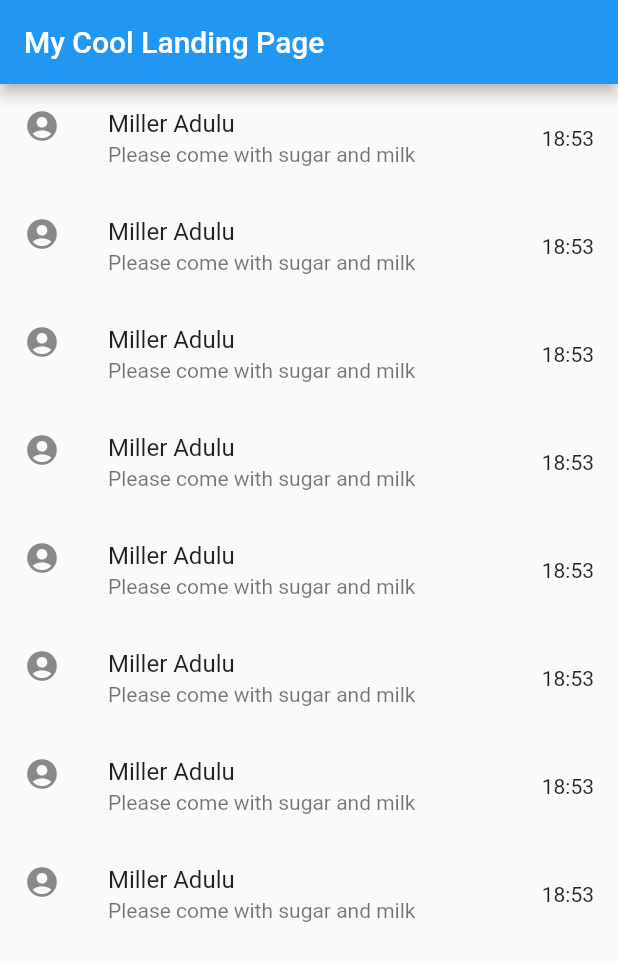
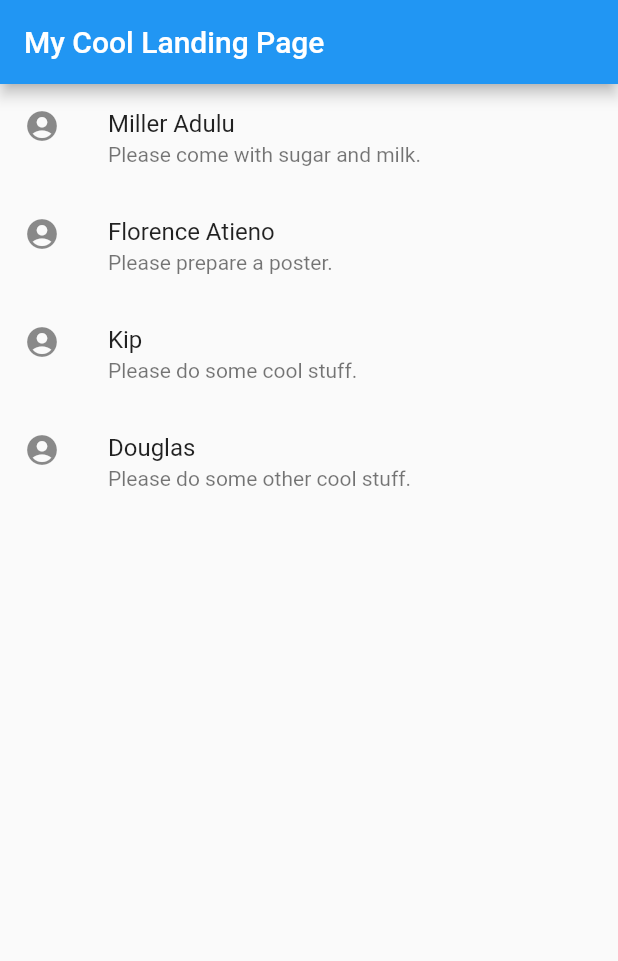
Before and after one commit to MillerAdulu/animated-octo-fishstick, a Flutter app: the screen it shows after launch, on a phone screen of 412 x 824 dp. Shown: the top 961 px of the screen. Run offline on Flutter 3.47's test engine with Material 2 defaults, Android fonts, the phone set to English and light mode, and no system bars.

Commit message:
Move messages to a variable

```diff
--- a/lib/main.dart
+++ b/lib/main.dart
@@ -1,4 +1,5 @@
 import 'package:flutter/material.dart';
+import 'package:form_app/message.dart';
 
 void main() {
   runApp(const MyApp());
@@ -18,8 +19,20 @@ class MyApp extends StatelessWidget {
   }
 }
 
-class MyCoolLandingPage extends StatelessWidget {
+class MyCoolLandingPage extends StatefulWidget {
   const MyCoolLandingPage({super.key});
+
+  @override
+  State<MyCoolLandingPage> createState() => _MyCoolLandingPageState();
+}
+
+class _MyCoolLandingPageState extends State<MyCoolLandingPage> {
+  final messages = [
+    Message('Miller Adulu', 'Please come with sugar and milk.'),
+    Message('Florence Atieno', 'Please prepare a poster.'),
+    Message('Kip', 'Please do some cool stuff.'),
+    Message('Douglas', 'Please do some other cool stuff.'),
+  ];
 
   @override
   Widget build(BuildContext context) {
@@ -28,72 +41,14 @@ class MyCoolLandingPage extends StatelessWidget {
         title: const Text('My Cool Landing Page'),
       ),
       body: Center(
-        child: ListView(children: const [
-          ListTile(
-            leading: Icon(Icons.account_circle),
-            title: Text('Miller Adulu'),
-            subtitle: Text(
-              'Please come with sugar and milk',
-            ),
-            trailing: Text('18:53'),
+        child: ListView.builder(
+          itemBuilder: (context, index) => ListTile(
+            leading: const Icon(Icons.account_circle),
+            title: Text(messages[index].name),
+            subtitle: Text(messages[index].message),
           ),
-          ListTile(
-            leading: Icon(Icons.account_circle),
-            title: Text('Miller Adulu'),
-            subtitle: Text(
-              'Please come with sugar and milk',
-            ),
-            trailing: Text('18:53'),
-          ),
-          ListTile(
-            leading: Icon(Icons.account_circle),
-            title: Text('Miller Adulu'),
-            subtitle: Text(
-              'Please come with sugar and milk',
-            ),
-            trailing: Text('18:53'),
-          ),
-          ListTile(
-            leading: Icon(Icons.account_circle),
-            title: Text('Miller Adulu'),
-            subtitle: Text(
-              'Please come with sugar and milk',
-            ),
-            trailing: Text('18:53'),
-          ),
-          ListTile(
-            leading: Icon(Icons.account_circle),
-            title: Text('Miller Adulu'),
-            subtitle: Text(
-              'Please come with sugar and milk',
-            ),
-            trailing: Text('18:53'),
-          ),
-          ListTile(
-            leading: Icon(Icons.account_circle),
-            title: Text('Miller Adulu'),
-            subtitle: Text(
-              'Please come with sugar and milk',
-            ),
-            trailing: Text('18:53'),
-          ),
-          ListTile(
-            leading: Icon(Icons.account_circle),
-            title: Text('Miller Adulu'),
-            subtitle: Text(
-              'Please come with sugar and milk',
-            ),
-            trailing: Text('18:53'),
-          ),
-          ListTile(
-            leading: Icon(Icons.account_circle),
-            title: Text('Miller Adulu'),
-            subtitle: Text(
-              'Please come with sugar and milk',
-            ),
-            trailing: Text('18:53'),
-          ),
-        ]),
+          itemCount: messages.length,
+        ),
       ),
     );
   }
--- /dev/null
+++ b/lib/message.dart
@@ -0,0 +1,6 @@
+class Message {
+  final String name;
+  final String message;
+
+  Message(this.name, this.message);
+}
```
